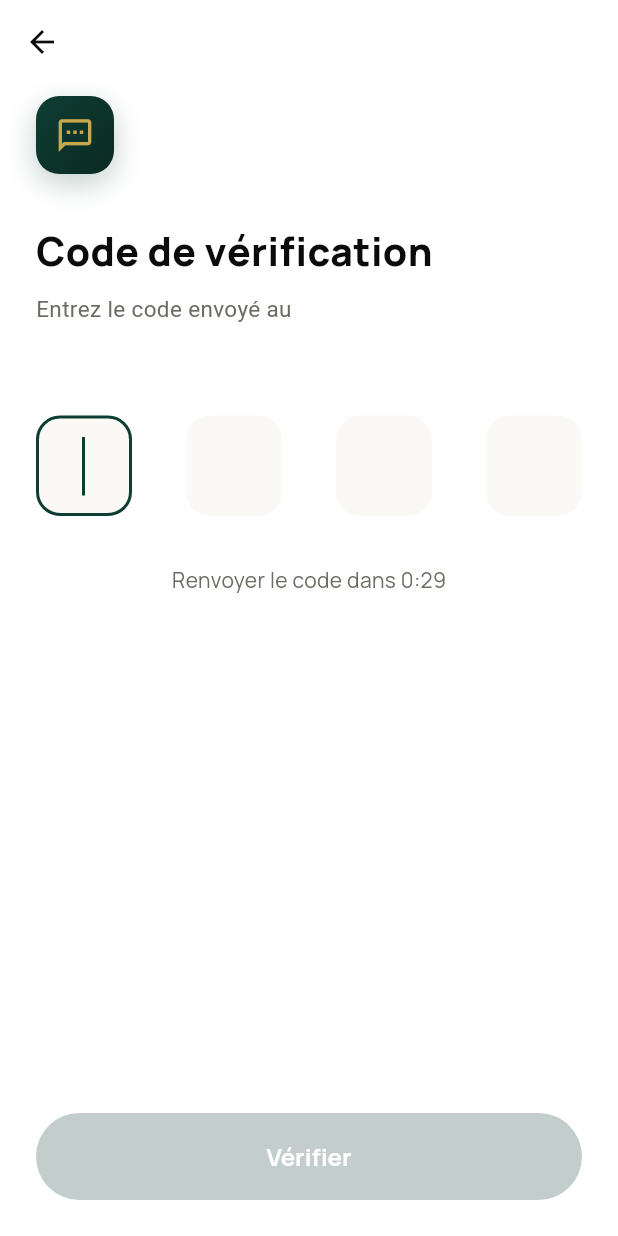
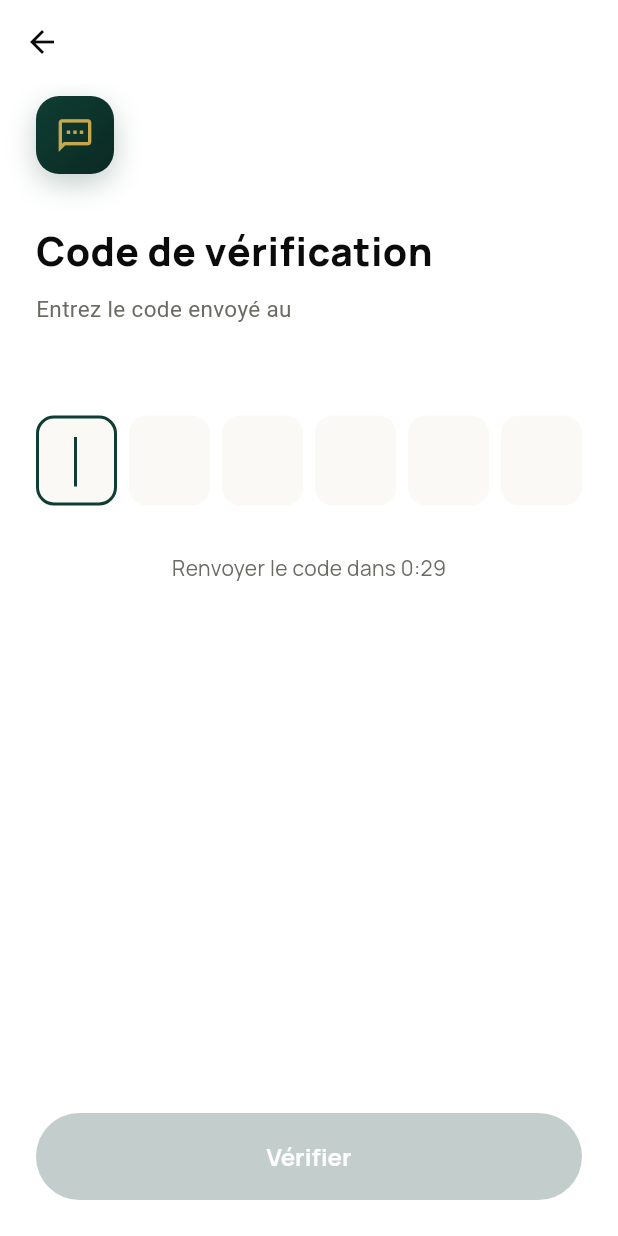
Before and after one commit to kharyseye03/diffusion, a Flutter app: the OtpScreen screen opened directly with empty values, on a phone screen of 412 x 824 dp. Run offline on Flutter 3.47's test engine with Material 3 defaults, Android fonts, the phone set to English and light mode, and no system bars; our stand-ins replace dio, flutter_riverpod, flutter_secure_storage; accounts and stored records are empty.

Commit message:
feat: integration api auth

```diff
--- a/lib/config/api/api_config.example.dart
+++ b/lib/config/api/api_config.example.dart
@@ -4,10 +4,14 @@
 
 class ApiConfig {
   // ── API Base ──────────────────────────────────────────────
-  static const String baseUrl = 'http://VOTRE_IP:PORT';
+  static const String baseUrl = 'http://VOTRE_IP:PORT/api';
 
   // ── Timeouts ──────────────────────────────────────────────
   static const Duration timeout = Duration(seconds: 30);
 
   // ── Endpoints Auth ────────────────────────────────────────
+  static const String register = '/auth/register';
+  static const String verifyOtp = '/auth/verify-otp';
+  static const String resendOtp = '/auth/resend-otp';
+  static const String createPin = '/auth/create-pin';
 }
--- a/lib/providers/app_providers.dart
+++ b/lib/providers/app_providers.dart
@@ -1,8 +1,12 @@
 import 'package:flutter_riverpod/flutter_riverpod.dart';
 import '../core/network/api_client.dart';
+import '../services/auth_service.dart';
 import '../services/storage/token_storage.dart';
 
 final tokenStorageProvider = Provider((_) => const TokenStorage());
 
 final apiClientProvider =
     Provider((ref) => ApiClient(ref.watch(tokenStorageProvider)));
+
+final authServiceProvider =
+    Provider((ref) => AuthService(ref.watch(apiClientProvider)));
--- a/lib/screens/auth/otp_screen.dart
+++ b/lib/screens/auth/otp_screen.dart
@@ -1,24 +1,38 @@
 import 'dart:async';
 import 'package:flutter/material.dart';
 import 'package:flutter/services.dart';
+import 'package:flutter_riverpod/flutter_riverpod.dart';
+import '../../core/network/api_call_mixin.dart';
+import '../../providers/app_providers.dart';
 import '../../theme/app_theme.dart';
 import '../../widgets/back_app_bar.dart';
 import '../../widgets/gradient_icon_badge.dart';
 import '../../widgets/primary_button.dart';
 import 'create_pin_screen.dart';
 
-class OtpScreen extends StatefulWidget {
+class OtpScreen extends ConsumerStatefulWidget {
+  /// Numéro envoyé à l'API (chiffres uniquement).
   final String phoneNumber;
-  const OtpScreen({super.key, required this.phoneNumber});
+
+  /// Numéro formaté affiché à l'utilisateur.
+  final String displayNumber;
+
+  const OtpScreen({
+    super.key,
+    required this.phoneNumber,
+    required this.displayNumber,
+  });
 
   @override
-  State<OtpScreen> createState() => _OtpScreenState();
+  ConsumerState<OtpScreen> createState() => _OtpScreenState();
 }
 
-class _OtpScreenState extends State<OtpScreen> {
-  final List<TextEditingController> _controllers =
-      List.generate(4, (_) => TextEditingController());
-  final List<FocusNode> _focusNodes = List.generate(4, (_) => FocusNode());
+class _OtpScreenState extends ConsumerState<OtpScreen> with ApiCallMixin {
+  static const _codeLength = 6;
+
+  final _controllers =
+      List.generate(_codeLength, (_) => TextEditingController());
+  final _focusNodes = List.generate(_codeLength, (_) => FocusNode());
   int _secondsLeft = 30;
   Timer? _timer;
 
@@ -55,23 +69,43 @@ class _OtpScreenState extends State<OtpScreen> {
   String get _code => _controllers.map((c) => c.text).join();
 
   void _onChanged(String value, int index) {
-    if (value.isNotEmpty && index < 3) {
+    if (value.isNotEmpty && index < _codeLength - 1) {
       _focusNodes[index + 1].requestFocus();
     } else if (value.isEmpty && index > 0) {
       _focusNodes[index - 1].requestFocus();
     }
     setState(() {});
-    if (_code.length == 4) {
+    if (_code.length == _codeLength) {
       FocusScope.of(context).unfocus();
-      Future.delayed(const Duration(milliseconds: 300), _verify);
+      _verify();
     }
   }
 
-  void _verify() {
+  Future<void> _verify() async {
+    final ok = await callApi(() =>
+        ref.read(authServiceProvider).verifyOtp(widget.phoneNumber, _code));
+    if (!mounted) return;
+    if (!ok) {
+      setState(() {
+        for (final c in _controllers) {
+          c.clear();
+        }
+      });
+      _focusNodes.first.requestFocus();
+      return;
+    }
     Navigator.push(
       context,
-      MaterialPageRoute(builder: (_) => const CreatePinScreen()),
+      MaterialPageRoute(
+        builder: (_) => CreatePinScreen(phoneNumber: widget.phoneNumber),
+      ),
     );
+  }
+
+  Future<void> _resend() async {
+    final ok = await callApi(
+        () => ref.read(authServiceProvider).resendOtp(widget.phoneNumber));
+    if (ok && mounted) setState(_startTimer);
   }
 
   @override
@@ -106,7 +140,7 @@ class _OtpScreenState extends State<OtpScreen> {
                   ),
                   children: [
                     TextSpan(
-                      text: widget.phoneNumber,
+                      text: widget.displayNumber,
                       style: const TextStyle(
                         fontWeight: FontWeight.w700,
                         color: AppColors.textPrimary,
@@ -119,12 +153,12 @@ class _OtpScreenState extends State<OtpScreen> {
 
               // Cases OTP
               Row(
-                mainAxisAlignment: MainAxisAlignment.spaceBetween,
-                children: List.generate(4, (index) {
+                spacing: 8,
+                children: List.generate(_codeLength, (index) {
                   final filled = _controllers[index].text.isNotEmpty;
-                  return SizedBox(
-                    width: 64,
-                    height: 68,
+                  return Expanded(
+                    child: SizedBox(
+                      height: 60,
                       child: TextField(
                         controller: _controllers[index],
                         focusNode: _focusNodes[index],
@@ -136,7 +170,7 @@ class _OtpScreenState extends State<OtpScreen> {
                           FilteringTextInputFormatter.digitsOnly,
                         ],
                         style: const TextStyle(
-                        fontSize: 26,
+                          fontSize: 22,
                           fontWeight: FontWeight.w700,
                           color: AppColors.textPrimary,
                         ),
@@ -147,23 +181,24 @@ class _OtpScreenState extends State<OtpScreen> {
                               ? AppColors.primary.withValues(alpha: 0.05)
                               : AppColors.background,
                           border: OutlineInputBorder(
-                          borderRadius: BorderRadius.circular(16),
+                            borderRadius: BorderRadius.circular(12),
                             borderSide: BorderSide.none,
                           ),
                           enabledBorder: OutlineInputBorder(
-                          borderRadius: BorderRadius.circular(16),
+                            borderRadius: BorderRadius.circular(12),
                             borderSide: BorderSide(
                               color: filled ? AppColors.primary : Colors.transparent,
                               width: 1.5,
                             ),
                           ),
                           focusedBorder: OutlineInputBorder(
-                          borderRadius: BorderRadius.circular(16),
+                            borderRadius: BorderRadius.circular(12),
                             borderSide:
                                 const BorderSide(color: AppColors.primary, width: 2),
                           ),
                         ),
                         onChanged: (v) => _onChanged(v, index),
+                      ),
                     ),
                   );
                 }),
@@ -182,7 +217,7 @@ class _OtpScreenState extends State<OtpScreen> {
                         ),
                       )
                     : TextButton(
-                        onPressed: _startTimer,
+                        onPressed: isLoading ? null : _resend,
                         child: const Text(
                           'Renvoyer le code',
                           style: TextStyle(
@@ -198,7 +233,8 @@ class _OtpScreenState extends State<OtpScreen> {
 
               PrimaryButton(
                 label: 'Vérifier',
-                onPressed: _code.length == 4 ? _verify : null,
+                onPressed: _code.length == _codeLength ? _verify : null,
+                isLoading: isLoading,
               ),
               const SizedBox(height: 24),
             ],
```
Also changed, not shown: lib/core/network/api_call_mixin.dart (added, +31 -0 lines), lib/screens/auth/create_pin_screen.dart (+13 -5 lines), lib/screens/auth/phone_screen.dart (+18 -6 lines), lib/services/auth_service.dart (added, +31 -0 lines), 1 other file. Lines whose indentation alone changed are shown as unchanged.
